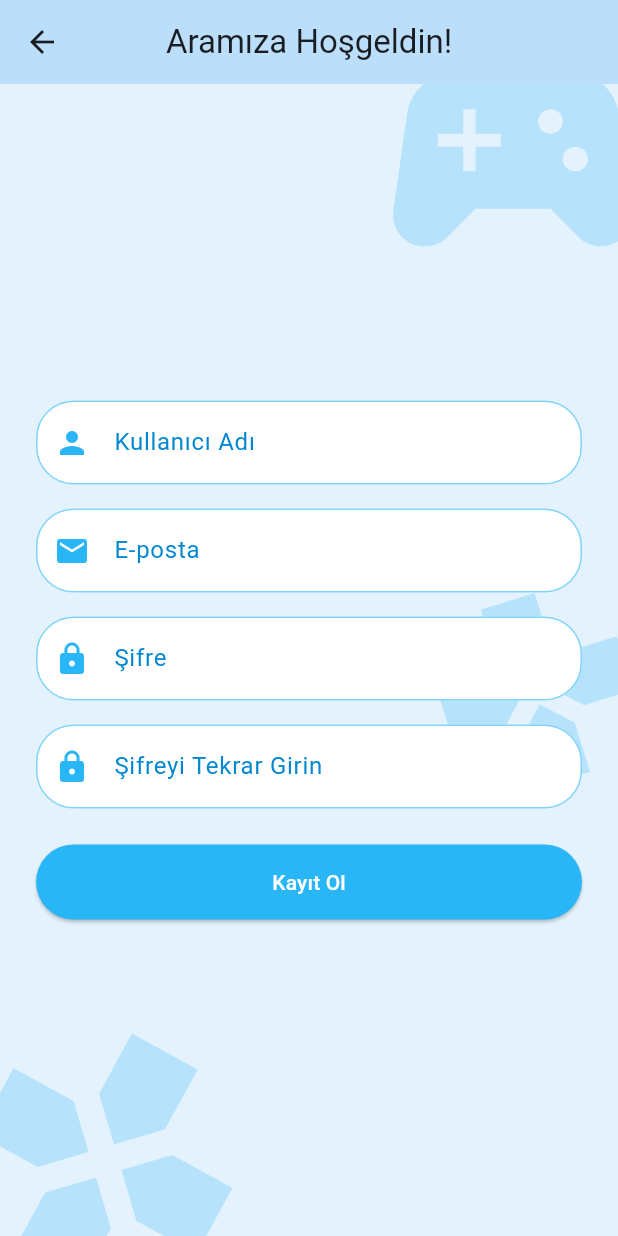
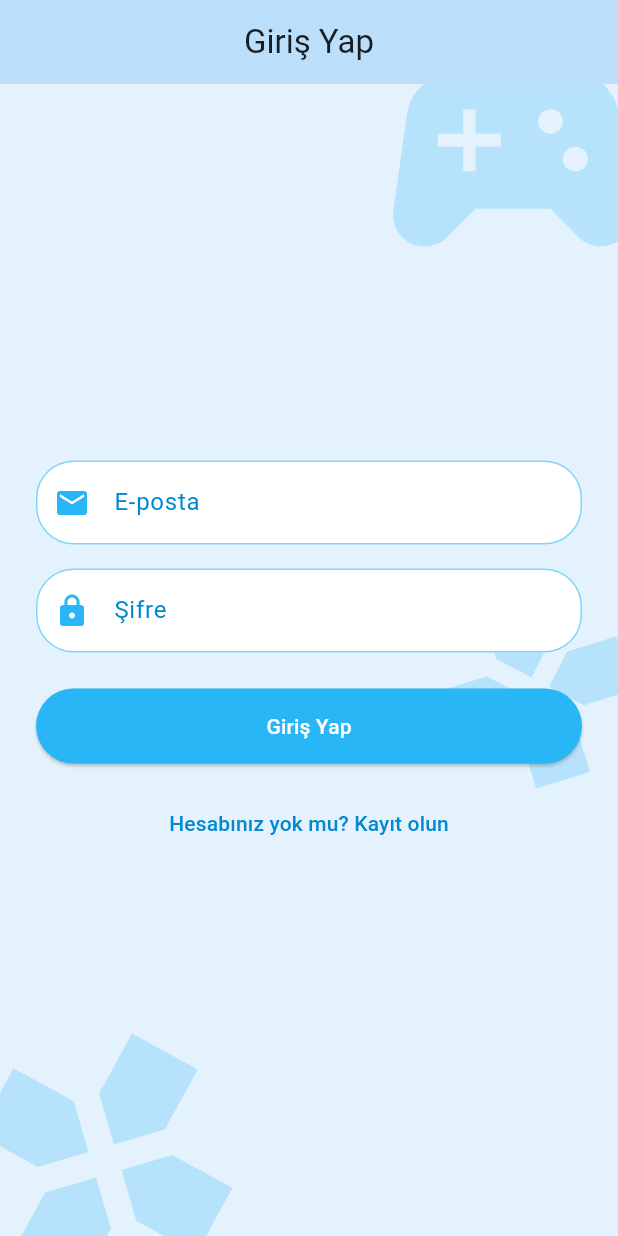
Before and after one commit to Erenakdogan/duobul, a Flutter app: the SignUpScreen screen opened directly, on a phone screen of 412 x 824 dp. Run offline on Flutter 3.47's test engine with Material 3 defaults, Android fonts, the light colour scheme and no system bars.

```diff
--- a/duobul/lib/main.dart
+++ b/duobul/lib/main.dart
@@ -1,5 +1,5 @@
 import 'package:flutter/material.dart';
-import 'screens/register.dart';
+import 'screens/signup.dart';
 
 void main() {
   runApp(const MainApp());
@@ -16,7 +16,7 @@ class MainApp extends StatelessWidget {
         useMaterial3: true,
         colorScheme: ColorScheme.fromSeed(seedColor: Colors.blue),
       ),
-      home: const RegisterScreen(),
+      home: const SignUpScreen(),
     );
   }
 }
--- a/duobul/lib/screens/signup.dart
+++ b/duobul/lib/screens/signup.dart
@@ -1,4 +1,6 @@
 import 'package:flutter/material.dart';
+import 'register.dart';
+import '../services/api_service.dart';
 
 class SignUpScreen extends StatefulWidget {
   const SignUpScreen({super.key});
@@ -9,17 +11,13 @@ class SignUpScreen extends StatefulWidget {
 
 class _SignUpScreenState extends State<SignUpScreen> {
   final _formKey = GlobalKey<FormState>();
-  final _usernameController = TextEditingController();
   final _emailController = TextEditingController();
   final _passwordController = TextEditingController();
-  final _confirmPasswordController = TextEditingController();
 
   @override
   void dispose() {
-    _usernameController.dispose();
     _emailController.dispose();
     _passwordController.dispose();
-    _confirmPasswordController.dispose();
     super.dispose();
   }
 
@@ -28,7 +26,7 @@ class _SignUpScreenState extends State<SignUpScreen> {
     return Scaffold(
       backgroundColor: Colors.blue[50],
       appBar: AppBar(
-        title: const Text('Aramıza Hoşgeldin!'),
+        title: const Text('Giriş Yap'),
         centerTitle: true,
         backgroundColor: Colors.blue[100],
       ),
@@ -80,37 +78,6 @@ class _SignUpScreenState extends State<SignUpScreen> {
                     mainAxisAlignment: MainAxisAlignment.center,
                     children: [
                       const SizedBox(height: 20),
-                      TextFormField(
-                        controller: _usernameController,
-                        decoration: InputDecoration(
-                          labelText: 'Kullanıcı Adı',
-                          labelStyle: TextStyle(color: Colors.lightBlue[700]),
-                          border: OutlineInputBorder(
-                            borderRadius: BorderRadius.circular(25),
-                          ),
-                          enabledBorder: OutlineInputBorder(
-                            borderRadius: BorderRadius.circular(25),
-                            borderSide: BorderSide(
-                                color: Colors.lightBlue.withOpacity(0.5)),
-                          ),
-                          focusedBorder: OutlineInputBorder(
-                            borderRadius: BorderRadius.circular(25),
-                            borderSide: BorderSide(
-                                color: Colors.lightBlue[400]!, width: 2),
-                          ),
-                          prefixIcon:
-                              Icon(Icons.person, color: Colors.lightBlue[400]),
-                          filled: true,
-                          fillColor: Colors.white,
-                        ),
-                        validator: (value) {
-                          if (value == null || value.isEmpty) {
-                            return 'Lütfen kullanıcı adı giriniz';
-                          }
-                          return null;
-                        },
-                      ),
-                      const SizedBox(height: 16),
                       TextFormField(
                         controller: _emailController,
                         decoration: InputDecoration(
@@ -174,52 +141,37 @@ class _SignUpScreenState extends State<SignUpScreen> {
                           if (value == null || value.isEmpty) {
                             return 'Lütfen şifre giriniz';
                           }
-                          if (value.length < 6) {
-                            return 'Şifre en az 6 karakter olmalıdır';
-                          }
-                          return null;
-                        },
-                      ),
-                      const SizedBox(height: 16),
-                      TextFormField(
-                        controller: _confirmPasswordController,
-                        decoration: InputDecoration(
-                          labelText: 'Şifreyi Tekrar Girin',
-                          labelStyle: TextStyle(color: Colors.lightBlue[700]),
-                          border: OutlineInputBorder(
-                            borderRadius: BorderRadius.circular(25),
-                          ),
-                          enabledBorder: OutlineInputBorder(
-                            borderRadius: BorderRadius.circular(25),
-                            borderSide: BorderSide(
-                                color: Colors.lightBlue.withOpacity(0.5)),
-                          ),
-                          focusedBorder: OutlineInputBorder(
-                            borderRadius: BorderRadius.circular(25),
-                            borderSide: BorderSide(
-                                color: Colors.lightBlue[400]!, width: 2),
-                          ),
-                          prefixIcon:
-                              Icon(Icons.lock, color: Colors.lightBlue[400]),
-                          filled: true,
-                          fillColor: Colors.white,
-                        ),
-                        obscureText: true,
-                        validator: (value) {
-                          if (value == null || value.isEmpty) {
-                            return 'Lütfen şifrenizi tekrar giriniz';
-                          }
-                          if (value != _passwordController.text) {
-                            return 'Şifreler eşleşmiyor';
-                          }
                           return null;
                         },
                       ),
                       const SizedBox(height: 24),
                       ElevatedButton(
-                        onPressed: () {
+                        onPressed: () async {
                           if (_formKey.currentState!.validate()) {
-                            // Kayıt işlemleri burada yapılacak
+                            try {
+                              final apiService = ApiService();
+                              final response = await apiService.login(
+                                _emailController.text,
+                                _passwordController.text,
+                              );
+
+                              // Giriş başarılı
+                              if (response['success'] == true) {
+                                // TODO: HomePage'e yönlendir
+                                ScaffoldMessenger.of(context).showSnackBar(
+                                  const SnackBar(
+                                    content: Text('Giriş başarılı!'),
+                                  ),
+                                );
+                              }
+                            } catch (e) {
+                              ScaffoldMessenger.of(context).showSnackBar(
+                                SnackBar(
+                                  content: Text('Hata: $e'),
+                                  backgroundColor: Colors.red,
+                                ),
+                              );
+                            }
                           }
                         },
                         style: ElevatedButton.styleFrom(
@@ -230,7 +182,24 @@ class _SignUpScreenState extends State<SignUpScreen> {
                           backgroundColor: Colors.lightBlue[400],
                           foregroundColor: Colors.white,
                         ),
-                        child: const Text('Kayıt Ol'),
+                        child: const Text('Giriş Yap'),
+                      ),
+                      const SizedBox(height: 16),
+                      TextButton(
+                        onPressed: () {
+                          Navigator.of(context).pushReplacement(
+                            MaterialPageRoute(
+                              builder: (context) => const RegisterScreen(),
+                            ),
+                          );
+                        },
+                        child: Text(
+                          'Hesabınız yok mu? Kayıt olun',
+                          style: TextStyle(
+                            color: Colors.lightBlue[700],
+                            fontSize: 14,
+                          ),
+                        ),
                       ),
                       const SizedBox(height: 20),
                     ],
--- a/duobul/pubspec.yaml
+++ b/duobul/pubspec.yaml
@@ -9,6 +9,7 @@ environment:
 dependencies:
   flutter:
     sdk: flutter
+  http: ^1.1.0
 
 dev_dependencies:
   flutter_test:
```
Also changed, not shown: duobul/lib/services/api_service.dart (added, +53 -0 lines), duobul/pubspec.lock.
